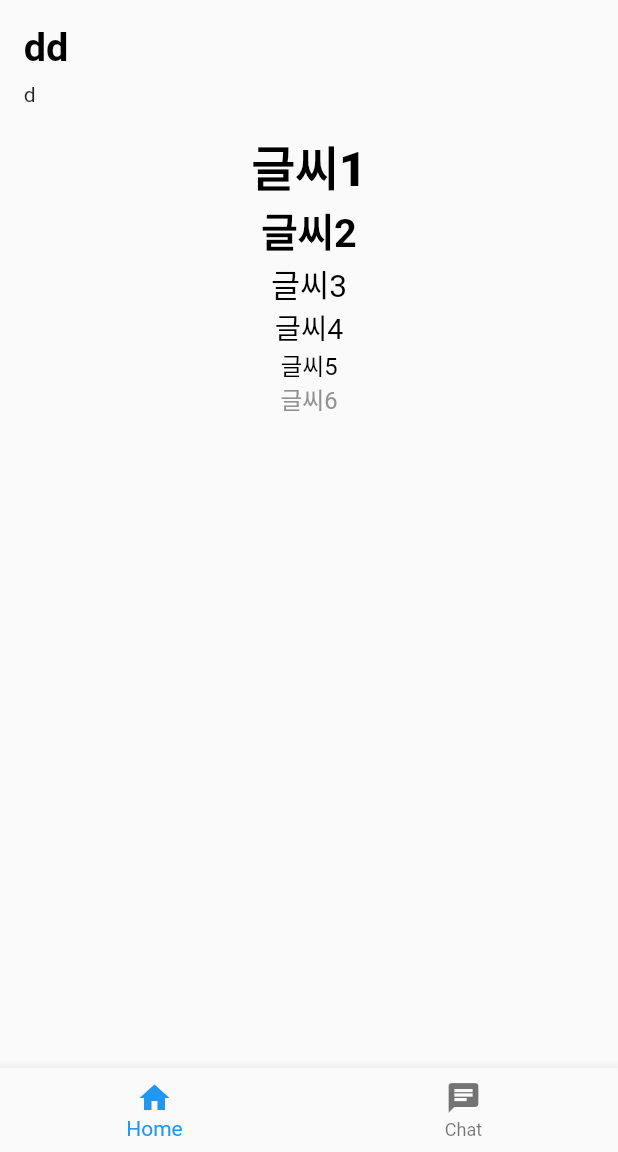
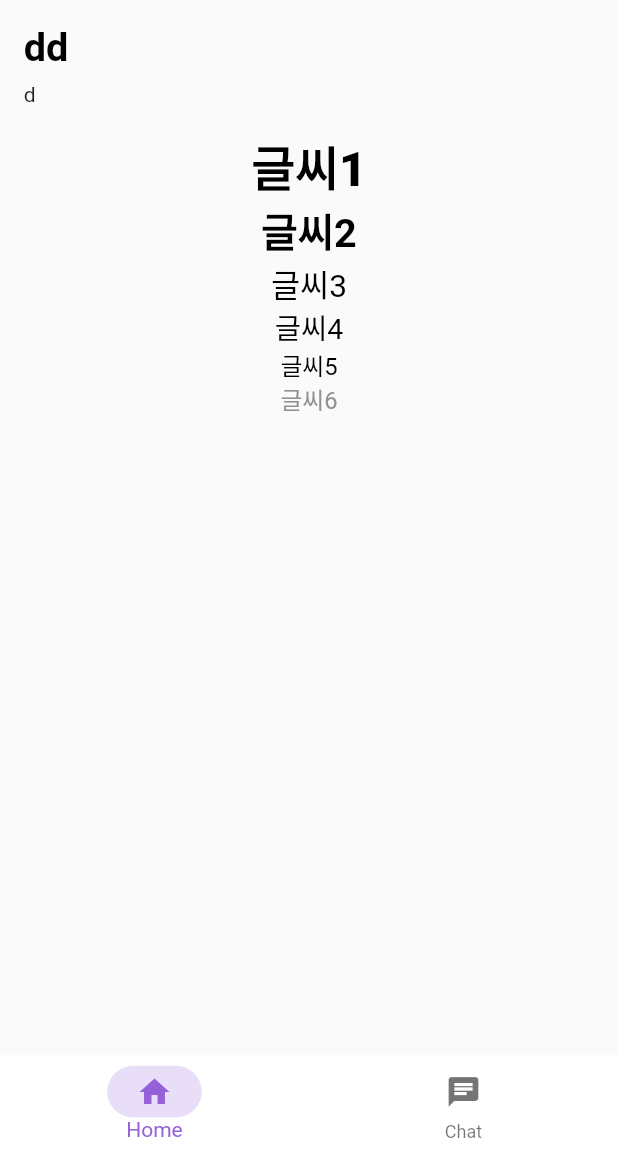
Before and after one commit to hanmango-o/we_eat, a Flutter app: the screen it shows after launch, on a phone screen of 412 x 824 dp, the part 84-1236 px from its top. Run offline on Flutter 3.47's test engine with Material 2 defaults, Android fonts, the phone set to English and light mode, and no system bars; our stand-ins replace flutter_screenutil, get; Roboto replaces fonts that are missing (SEBANGGothic).

Commit message:
add: Nav Theme 추가
Navigator Style을 설정함

```diff
--- a/lib/main.dart
+++ b/lib/main.dart
@@ -74,10 +74,11 @@ class WeEat extends StatelessWidget {
               fontFamily: Font.SEBANGGothic.name,
               fontWeight: FontWeight.w900,
             ),
-            actionsIconTheme: IconThemeData(
-              color: Color(0xFF9561D8),
-              size: 25.sp,
-            ),
+          ),
+          bottomNavigationBarTheme: BottomNavigationBarThemeData(
+            elevation: 0,
+            backgroundColor: Colors.white,
+            selectedItemColor: Color(0xFF9561D8),
           ),
         ),
         initialRoute: Service.SPLASH_ROUTE,
--- a/lib/ui/view/main_screen.dart
+++ b/lib/ui/view/main_screen.dart
@@ -1,6 +1,7 @@
 import 'dart:developer';
 
 import 'package:flutter/material.dart';
+import 'package:flutter_screenutil/flutter_screenutil.dart';
 import 'package:we_eat/ui/view/chat_list_screen.dart';
 import 'package:we_eat/ui/view/home_screen.dart';
 
@@ -23,8 +24,28 @@ class _MainScreenState extends State<MainScreen> {
     return Scaffold(
       bottomNavigationBar: BottomNavigationBar(
         items: [
-          BottomNavigationBarItem(icon: Icon(Icons.home), label: 'Home'),
-          BottomNavigationBarItem(icon: Icon(Icons.chat), label: 'Chat'),
+          BottomNavigationBarItem(
+            icon: Container(
+              padding: EdgeInsets.symmetric(vertical: 5.w, horizontal: 20.h),
+              child: Icon(Icons.home),
+              decoration: BoxDecoration(
+                color: _currentIndex == 0 ? Color(0xFFE8DEF8) : Colors.white,
+                borderRadius: BorderRadius.all(Radius.circular(50)),
+              ),
+            ),
+            label: 'Home',
+          ),
+          BottomNavigationBarItem(
+            icon: Container(
+              padding: EdgeInsets.symmetric(vertical: 5.w, horizontal: 20.h),
+              child: Icon(Icons.chat),
+              decoration: BoxDecoration(
+                color: _currentIndex == 1 ? Color(0xFFE8DEF8) : Colors.white,
+                borderRadius: BorderRadius.all(Radius.circular(50)),
+              ),
+            ),
+            label: 'Chat',
+          ),
         ],
         currentIndex: _currentIndex,
         onTap: (selectedIndex) {
```
